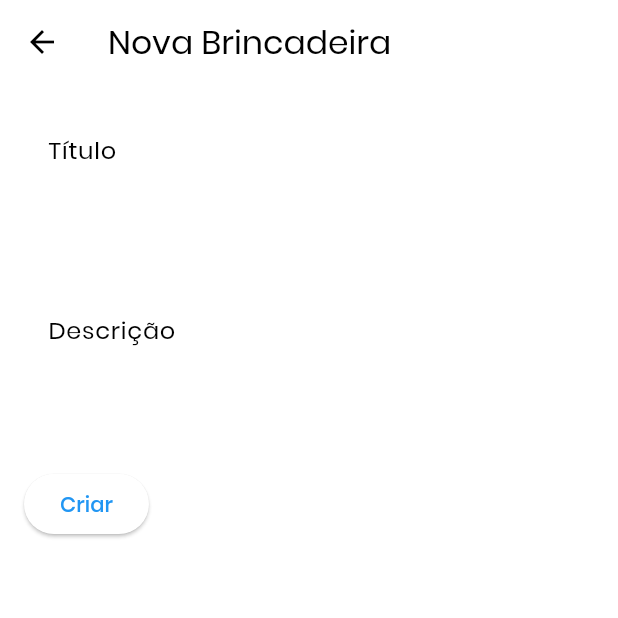
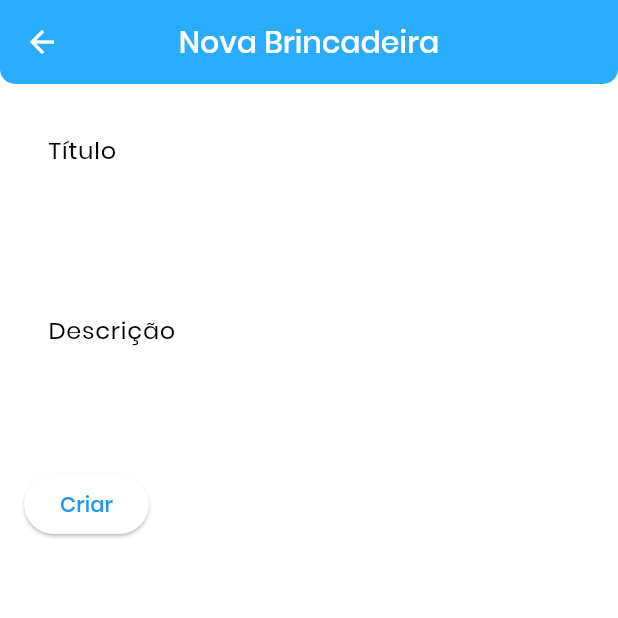
Before and after one commit to thak1996/brincar_e_conectar_flutter, a Flutter app: the EditView screen opened directly, after a tap on "Criar", on a phone screen of 412 x 824 dp, the top half of it. Run offline on Flutter 3.47's test engine with Material 3 defaults, Android fonts, the phone set to English and light mode, and no system bars; our stand-ins replace dio, flutter_bloc, go_router, result_dart; network calls fail.

Commit message:
adiciona tela de edição de brincadeiras e refatora ListTileWidget para suportar edição e exclusão

```diff
--- a/lib/app/app.router.dart
+++ b/lib/app/app.router.dart
@@ -1,4 +1,5 @@
 import 'package:brincar_e_conectar_flutter/app/models/brincadeiras.dart';
+import 'package:brincar_e_conectar_flutter/app/view/edit/edit.view.dart';
 import 'package:go_router/go_router.dart';
 import 'view/details/details.view.dart';
 import 'view/home/home.view.dart';
@@ -15,5 +16,12 @@ final GoRouter appRouter = GoRouter(
         return BrincadeiraDetalhesView(brincadeiras: brincadeiras);
       },
     ),
+    GoRoute(
+      path: '/edit',
+      builder: (context, state) {
+        final brincadeiras = state.extra as Brincadeiras;
+        return EditView(brincadeiras: brincadeiras);
+      },
+    ),
   ],
 );
--- a/lib/app/view/edit/edit.controller.dart
+++ b/lib/app/view/edit/edit.controller.dart
@@ -1,6 +1,5 @@
 import 'package:flutter_bloc/flutter_bloc.dart';
 import '../../models/brincadeiras.dart';
-import '../../core/service/brincadeiras.service.dart';
 
 class EditController extends Cubit<EditState> {
   EditController() : super(EditInitial());
--- a/lib/app/view/edit/edit.view.dart
+++ b/lib/app/view/edit/edit.view.dart
@@ -1,29 +1,31 @@
 import 'package:flutter/material.dart';
 import 'package:flutter_bloc/flutter_bloc.dart';
 import '../../models/brincadeiras.dart';
+import '../widgets/app.bar.widget.dart';
 import 'edit.controller.dart';
 
 class EditView extends StatelessWidget {
-  final Brincadeiras? brincadeira;
+  final Brincadeiras? brincadeiras;
 
-  const EditView({super.key, this.brincadeira});
+  const EditView({super.key, this.brincadeiras});
 
   @override
   Widget build(BuildContext context) {
     final TextEditingController tituloController = TextEditingController(
-      text: brincadeira?.titulo ?? '',
+      text: brincadeiras?.titulo ?? '',
     );
     final TextEditingController descricaoController = TextEditingController(
-      text: brincadeira?.descricao ?? '',
+      text: brincadeiras?.descricao ?? '',
     );
 
     return BlocProvider(
       create: (_) => EditController(),
       child: Scaffold(
-        appBar: AppBar(
-          title: Text(
-            brincadeira == null ? 'Nova Brincadeira' : 'Editar Brincadeira',
-          ),
+        appBar: AppBarWidget(
+          title:
+              brincadeiras == null
+                  ? 'Nova Brincadeira' //
+                  : 'Editar Brincadeira',
         ),
         body: BlocConsumer<EditController, EditState>(
           listener: (context, state) {
@@ -67,31 +69,11 @@ class EditView extends StatelessWidget {
                   const SizedBox(height: 16),
                   ElevatedButton(
                     onPressed: () {
-                      final updatedBrincadeira =
-                          brincadeira?.copyWith(
-                            titulo: tituloController.text,
-                            descricao: descricaoController.text,
-                            updatedAt: DateTime.now().toString(),
-                          ) ??
-                          Brincadeiras(
-                            id: null,
-                            titulo: tituloController.text,
-                            descricao: descricaoController.text,
-                            categoria: '',
-                            custo: '',
-                            dificuldade: '',
-                            duracao: '',
-                            faixaEtaria: '',
-                            favorito: false,
-                            imagem: null,
-                            materiais: [],
-                            updatedAt: DateTime.now().toString(),
-                          );
                       // context.read<EditController>().saveBrincadeira(
                       //   updatedBrincadeira,
                       // );
                     },
-                    child: Text(brincadeira == null ? 'Criar' : 'Salvar'),
+                    child: Text(brincadeiras == null ? 'Criar' : 'Salvar'),
                   ),
                 ],
               ),
```
Also changed, not shown: lib/app/view/home/home.view.dart (+12 -7 lines), lib/app/view/widgets/listtile.widget.dart (+25 -10 lines).
